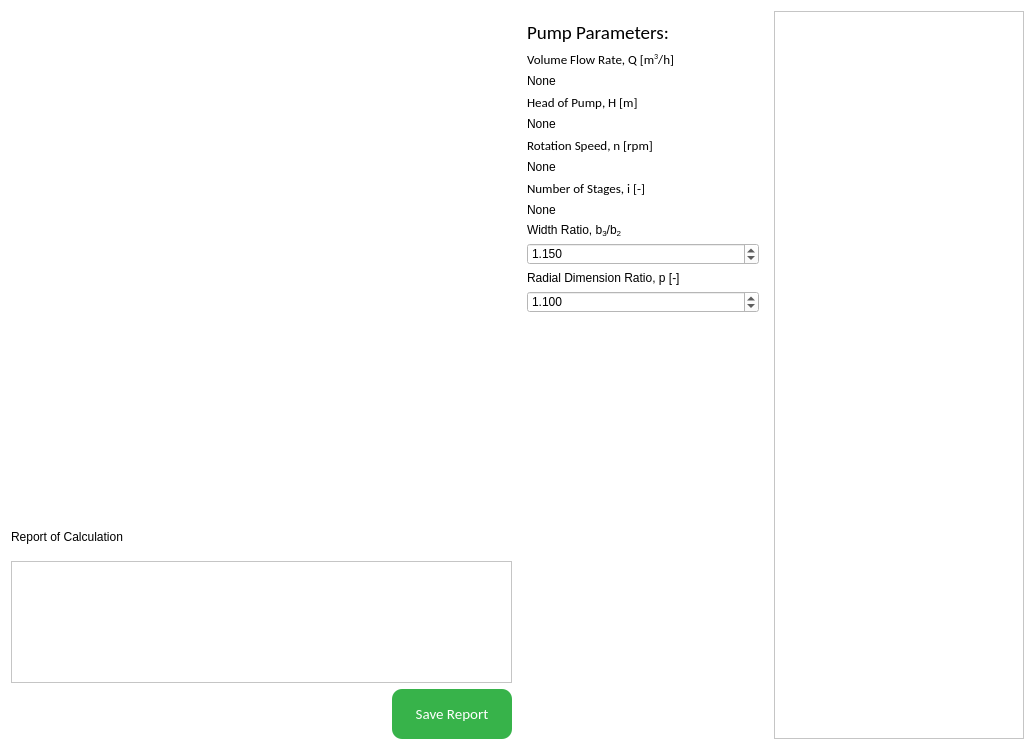
Before: the Qt Designer form src/ui/components/partswidgets/statorvaneswidget/statorvaneswidget.ui in 20jeka08/centrifugal-pump-calc, drawn with Qt 5.
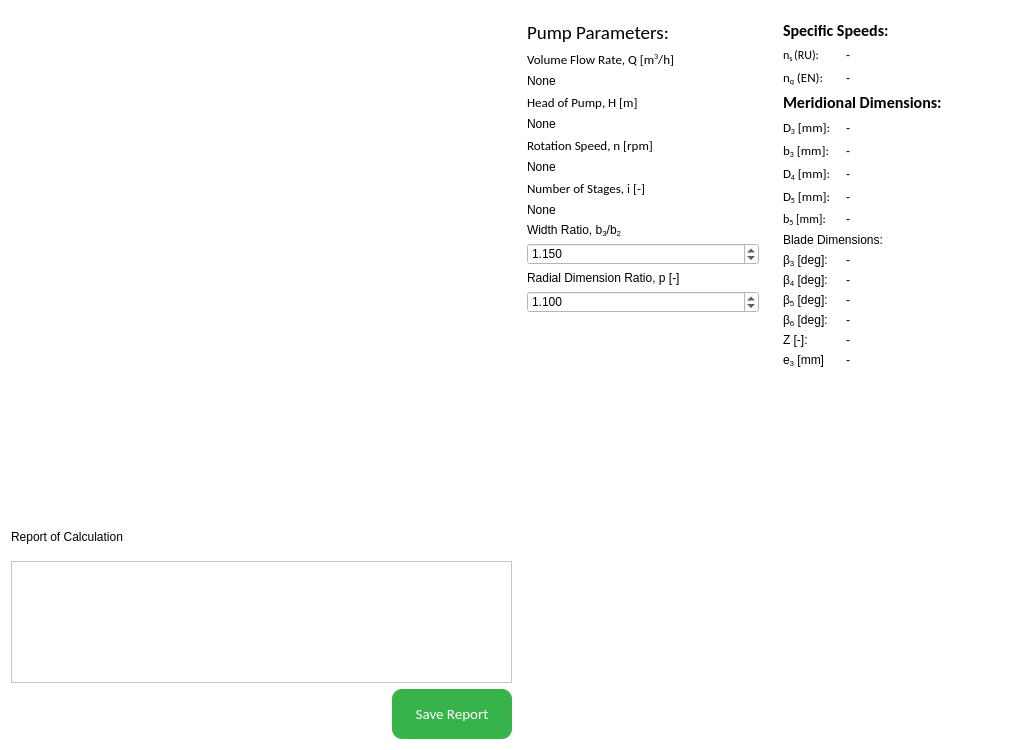
After: the same form once the commit is applied. Icons and pictures are not drawn.

Commit message: changes in structure, some additions in stator vanes widget

The edit to the form file:
```diff
--- a/src/ui/components/partswidgets/statorvaneswidget/statorvaneswidget.ui
+++ b/src/ui/components/partswidgets/statorvaneswidget/statorvaneswidget.ui
@@ -324,6 +324,9 @@
     <layout class="QVBoxLayout" name="verticalLayout_4" stretch="92">
      <item>
       <widget class="QScrollArea" name="scrollArea_2">
+       <property name="frameShape">
+        <enum>QFrame::NoFrame</enum>
+       </property>
        <property name="widgetResizable">
         <bool>true</bool>
        </property>
@@ -332,10 +335,304 @@
          <rect>
           <x>0</x>
           <y>0</y>
-          <width>246</width>
-          <height>724</height>
+          <width>248</width>
+          <height>726</height>
          </rect>
         </property>
+        <layout class="QVBoxLayout" name="verticalLayout_2">
+         <item>
+          <widget class="QLabel" name="label_10">
+           <property name="font">
+            <font>
+             <family>Calibri</family>
+             <pointsize>12</pointsize>
+             <weight>75</weight>
+             <bold>true</bold>
+            </font>
+           </property>
+           <property name="text">
+            <string>Specific Speeds:</string>
+           </property>
+          </widget>
+         </item>
+         <item>
+          <layout class="QGridLayout" name="gridLayout" columnstretch="25,75">
+           <item row="0" column="0">
+            <widget class="QLabel" name="label_11">
+             <property name="font">
+              <font>
+               <family>Calibri</family>
+               <pointsize>10</pointsize>
+              </font>
+             </property>
+             <property name="text">
+              <string>&lt;html&gt;&lt;head/&gt;&lt;body&gt;&lt;p&gt;&lt;span style=&quot; font-size:9pt;&quot;&gt;n&lt;/span&gt;&lt;span style=&quot; font-size:9pt; vertical-align:sub;&quot;&gt;s &lt;/span&gt;&lt;span style=&quot; font-size:9pt;&quot;&gt;(RU):&lt;/span&gt;&lt;/p&gt;&lt;/body&gt;&lt;/html&gt;</string>
+             </property>
+            </widget>
+           </item>
+           <item row="1" column="0">
+            <widget class="QLabel" name="label_12">
+             <property name="font">
+              <font>
+               <family>Calibri</family>
+               <pointsize>10</pointsize>
+              </font>
+             </property>
+             <property name="text">
+              <string>&lt;html&gt;&lt;head/&gt;&lt;body&gt;&lt;p&gt;n&lt;span style=&quot; vertical-align:sub;&quot;&gt;q&lt;/span&gt; (EN):&lt;/p&gt;&lt;/body&gt;&lt;/html&gt;</string>
+             </property>
+            </widget>
+           </item>
+           <item row="0" column="1">
+            <widget class="QLabel" name="nsLabel">
+             <property name="text">
+              <string>-</string>
+             </property>
+            </widget>
+           </item>
+           <item row="1" column="1">
+            <widget class="QLabel" name="nqLabel">
+             <property name="text">
+              <string>-</string>
+             </property>
+            </widget>
+           </item>
+          </layout>
+         </item>
+         <item>
+          <widget class="QLabel" name="label_13">
+           <property name="font">
+            <font>
+             <family>Calibri</family>
+             <pointsize>12</pointsize>
+             <weight>75</weight>
+             <bold>true</bold>
+            </font>
+           </property>
+           <property name="text">
+            <string>Meridional Dimensions:</string>
+           </property>
+          </widget>
+         </item>
+         <item>
+          <layout class="QGridLayout" name="gridLayout_2" columnstretch="25,75">
+           <item row="1" column="0">
+            <widget class="QLabel" name="label_14">
+             <property name="font">
+              <font>
+               <family>Calibri</family>
+               <pointsize>10</pointsize>
+              </font>
+             </property>
+             <property name="text">
+              <string>&lt;html&gt;&lt;head/&gt;&lt;body&gt;&lt;p&gt;b&lt;span style=&quot; vertical-align:sub;&quot;&gt;3&lt;/span&gt; [mm]:&lt;/p&gt;&lt;/body&gt;&lt;/html&gt;</string>
+             </property>
+            </widget>
+           </item>
+           <item row="3" column="1">
+            <widget class="QLabel" name="D5Label">
+             <property name="text">
+              <string>-</string>
+             </property>
+            </widget>
+           </item>
+           <item row="1" column="1">
+            <widget class="QLabel" name="b3Label">
+             <property name="text">
+              <string>-</string>
+             </property>
+            </widget>
+           </item>
+           <item row="2" column="1">
+            <widget class="QLabel" name="D4Label">
+             <property name="text">
+              <string>-</string>
+             </property>
+            </widget>
+           </item>
+           <item row="0" column="1">
+            <widget class="QLabel" name="D3Label">
+             <property name="text">
+              <string>-</string>
+             </property>
+            </widget>
+           </item>
+           <item row="3" column="0">
+            <widget class="QLabel" name="label_19">
+             <property name="font">
+              <font>
+               <family>Calibri</family>
+               <pointsize>10</pointsize>
+              </font>
+             </property>
+             <property name="text">
+              <string>&lt;html&gt;&lt;head/&gt;&lt;body&gt;&lt;p&gt;D&lt;span style=&quot; vertical-align:sub;&quot;&gt;5&lt;/span&gt; [mm]:&lt;/p&gt;&lt;/body&gt;&lt;/html&gt;</string>
+             </property>
+            </widget>
+           </item>
+           <item row="0" column="0">
+            <widget class="QLabel" name="label_15">
+             <property name="font">
+              <font>
+               <family>Calibri</family>
+               <pointsize>10</pointsize>
+              </font>
+             </property>
+             <property name="text">
+              <string>&lt;html&gt;&lt;head/&gt;&lt;body&gt;&lt;p&gt;D&lt;span style=&quot; vertical-align:sub;&quot;&gt;3&lt;/span&gt; [mm]:&lt;/p&gt;&lt;/body&gt;&lt;/html&gt;</string>
+             </property>
+            </widget>
+           </item>
+           <item row="2" column="0">
+            <widget class="QLabel" name="label_18">
+             <property name="font">
+              <font>
+               <family>Calibri</family>
+               <pointsize>10</pointsize>
+              </font>
+             </property>
+             <property name="text">
+              <string>&lt;html&gt;&lt;head/&gt;&lt;body&gt;&lt;p&gt;D&lt;span style=&quot; vertical-align:sub;&quot;&gt;4&lt;/span&gt; [mm]:&lt;/p&gt;&lt;/body&gt;&lt;/html&gt;</string>
+             </property>
+            </widget>
+           </item>
+           <item row="4" column="0">
+            <widget class="QLabel" name="label_21">
+             <property name="font">
+              <font>
+               <family>Calibri</family>
+               <pointsize>9</pointsize>
+               <weight>50</weight>
+               <italic>false</italic>
+               <bold>false</bold>
+              </font>
+             </property>
+             <property name="styleSheet">
+              <string notr="true">font: 9pt &quot;Calibri&quot;;</string>
+             </property>
+             <property name="text">
+              <string>&lt;html&gt;&lt;head/&gt;&lt;body&gt;&lt;p&gt;b&lt;span style=&quot; vertical-align:sub;&quot;&gt;5&lt;/span&gt; [mm]:&lt;/p&gt;&lt;/body&gt;&lt;/html&gt;</string>
+             </property>
+            </widget>
+           </item>
+           <item row="4" column="1">
+            <widget class="QLabel" name="b5Label">
+             <property name="text">
+              <string>-</string>
+             </property>
+            </widget>
+           </item>
+          </layout>
+         </item>
+         <item>
+          <widget class="QLabel" name="label_16">
+           <property name="text">
+            <string>Blade Dimensions:</string>
+           </property>
+          </widget>
+         </item>
+         <item>
+          <layout class="QGridLayout" name="gridLayout_3" columnstretch="25,75" columnminimumwidth="0,0">
+           <item row="1" column="1">
+            <widget class="QLabel" name="label_23">
+             <property name="text">
+              <string>-</string>
+             </property>
+            </widget>
+           </item>
+           <item row="4" column="0">
+            <widget class="QLabel" name="label_29">
+             <property name="text">
+              <string>&lt;html&gt;&lt;head/&gt;&lt;body&gt;&lt;p&gt;Z [-]:&lt;/p&gt;&lt;/body&gt;&lt;/html&gt;</string>
+             </property>
+            </widget>
+           </item>
+           <item row="2" column="0">
+            <widget class="QLabel" name="label_24">
+             <property name="text">
+              <string>&lt;html&gt;&lt;head/&gt;&lt;body&gt;&lt;p&gt;β&lt;span style=&quot; vertical-align:sub;&quot;&gt;5&lt;/span&gt; [deg]:&lt;/p&gt;&lt;/body&gt;&lt;/html&gt;</string>
+             </property>
+            </widget>
+           </item>
+           <item row="2" column="1">
+            <widget class="QLabel" name="label_25">
+             <property name="text">
+              <string>-</string>
+             </property>
+            </widget>
+           </item>
+           <item row="0" column="1">
+            <widget class="QLabel" name="label_20">
+             <property name="text">
+              <string>-</string>
+             </property>
+            </widget>
+           </item>
+           <item row="1" column="0">
+            <widget class="QLabel" name="label_22">
+             <property name="text">
+              <string>&lt;html&gt;&lt;head/&gt;&lt;body&gt;&lt;p&gt;β&lt;span style=&quot; vertical-align:sub;&quot;&gt;4&lt;/span&gt; [deg]:&lt;/p&gt;&lt;/body&gt;&lt;/html&gt;</string>
+             </property>
+            </widget>
+           </item>
+           <item row="3" column="1">
+            <widget class="QLabel" name="label_27">
+             <property name="text">
+              <string>-</string>
+             </property>
+            </widget>
+           </item>
+           <item row="3" column="0">
+            <widget class="QLabel" name="label_26">
+             <property name="text">
+              <string>&lt;html&gt;&lt;head/&gt;&lt;body&gt;&lt;p&gt;β&lt;span style=&quot; vertical-align:sub;&quot;&gt;6&lt;/span&gt; [deg]:&lt;/p&gt;&lt;/body&gt;&lt;/html&gt;</string>
+             </property>
+            </widget>
+           </item>
+           <item row="4" column="1">
+            <widget class="QLabel" name="label_28">
+             <property name="text">
+              <string>-</string>
+             </property>
+            </widget>
+           </item>
+           <item row="0" column="0">
+            <widget class="QLabel" name="label_17">
+             <property name="text">
+              <string>&lt;html&gt;&lt;head/&gt;&lt;body&gt;&lt;p&gt;β&lt;span style=&quot; vertical-align:sub;&quot;&gt;3&lt;/span&gt; [deg]:&lt;/p&gt;&lt;/body&gt;&lt;/html&gt;</string>
+             </property>
+            </widget>
+           </item>
+           <item row="5" column="0">
+            <widget class="QLabel" name="label_30">
+             <property name="text">
+              <string>&lt;html&gt;&lt;head/&gt;&lt;body&gt;&lt;p&gt;e&lt;span style=&quot; vertical-align:sub;&quot;&gt;3&lt;/span&gt; [mm]&lt;/p&gt;&lt;/body&gt;&lt;/html&gt;</string>
+             </property>
+            </widget>
+           </item>
+           <item row="5" column="1">
+            <widget class="QLabel" name="label_31">
+             <property name="text">
+              <string>-</string>
+             </property>
+            </widget>
+           </item>
+          </layout>
+         </item>
+         <item>
+          <spacer name="verticalSpacer_2">
+           <property name="orientation">
+            <enum>Qt::Vertical</enum>
+           </property>
+           <property name="sizeHint" stdset="0">
+            <size>
+             <width>20</width>
+             <height>40</height>
+            </size>
+           </property>
+          </spacer>
+         </item>
+        </layout>
        </widget>
       </widget>
      </item>
```
The commit also changes 3 other files.
